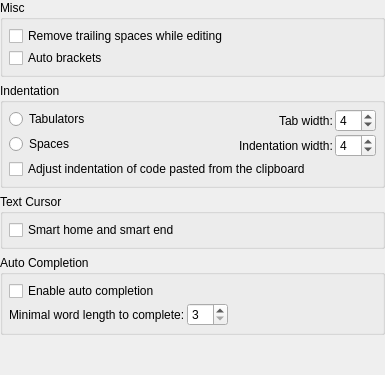
Old version of the form resources/ui/configure/edit.ui in the repository prymatex/prymatex.
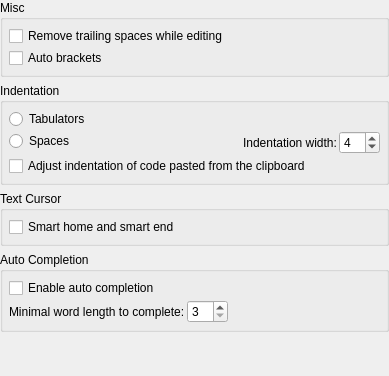
New version of the form.

```diff
--- a/resources/ui/configure/edit.ui
+++ b/resources/ui/configure/edit.ui
@@ -6,8 +6,8 @@
    <rect>
     <x>0</x>
     <y>0</y>
-    <width>385</width>
-    <height>375</height>
+    <width>389</width>
+    <height>376</height>
    </rect>
   </property>
   <property name="windowTitle">
@@ -87,43 +87,6 @@
         </property>
        </widget>
       </item>
-      <item row="0" column="1">
-       <layout class="QHBoxLayout" name="horizontalLayout">
-        <item>
-         <spacer name="horizontalSpacer">
-          <property name="orientation">
-           <enum>Qt::Horizontal</enum>
-          </property>
-          <property name="sizeHint" stdset="0">
-           <size>
-            <width>40</width>
-            <height>20</height>
-           </size>
-          </property>
-         </spacer>
-        </item>
-        <item>
-         <widget class="QLabel" name="label_2">
-          <property name="text">
-           <string>Tab width:</string>
-          </property>
-         </widget>
-        </item>
-        <item>
-         <widget class="QSpinBox" name="spinBoxTabWidth">
-          <property name="minimum">
-           <number>2</number>
-          </property>
-          <property name="maximum">
-           <number>20</number>
-          </property>
-          <property name="value">
-           <number>4</number>
-          </property>
-         </widget>
-        </item>
-       </layout>
-      </item>
       <item row="1" column="1">
        <layout class="QHBoxLayout" name="horizontalLayout_3">
         <item>
```
